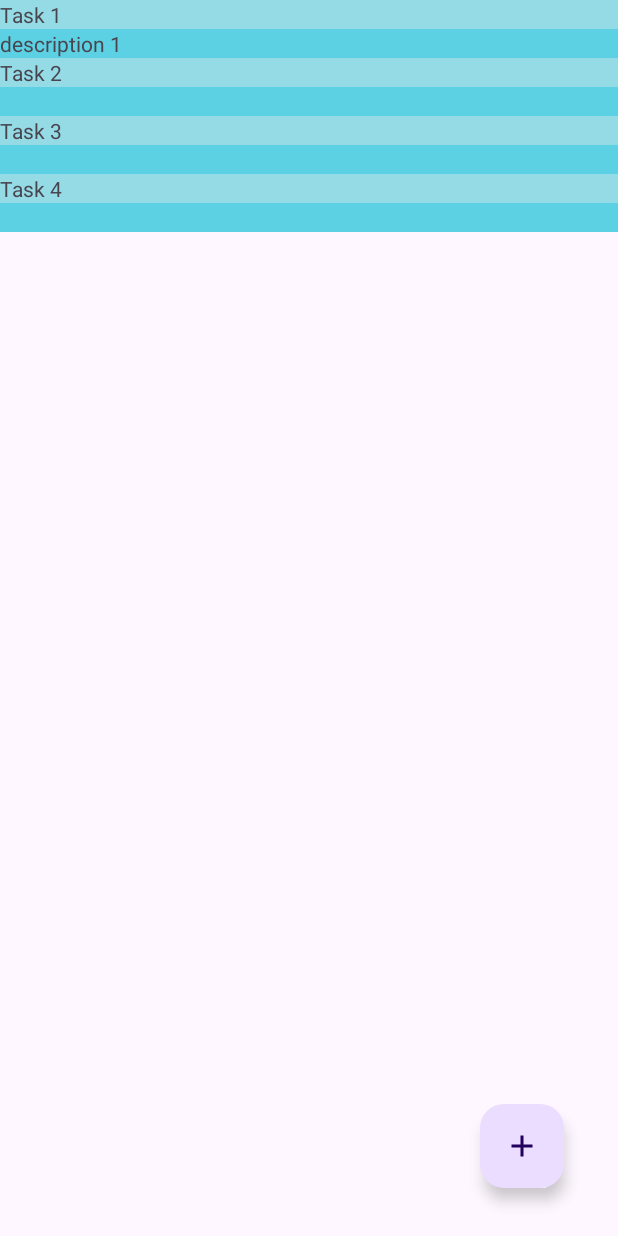
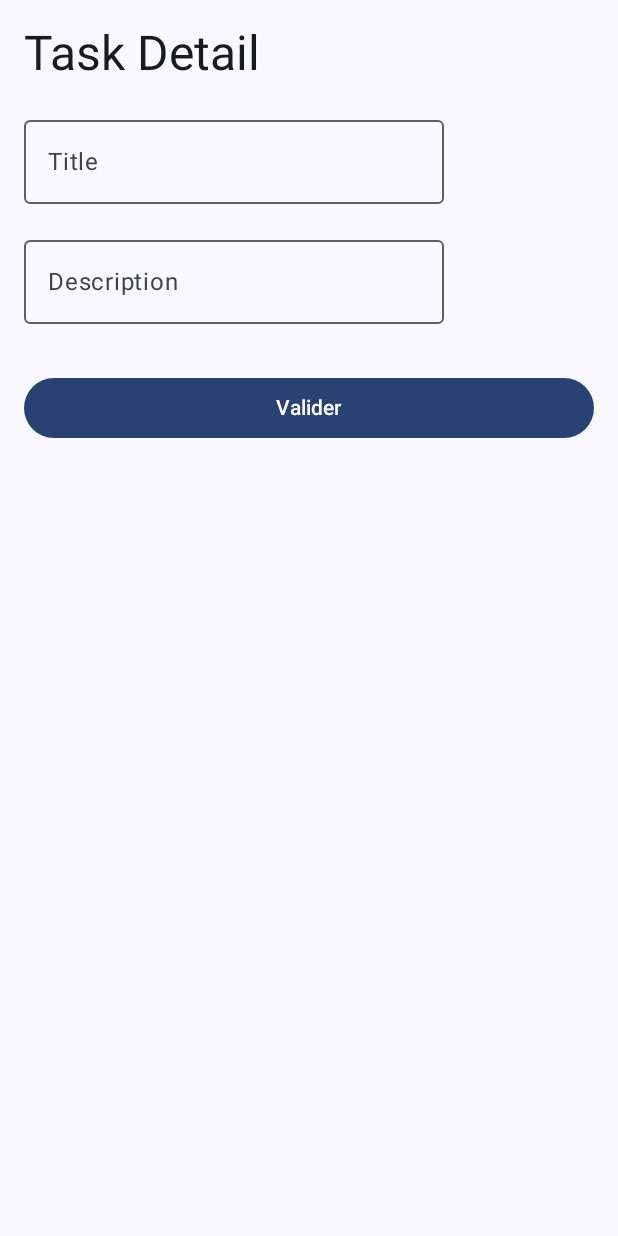
Before and after one commit to pierreprudh/DMIA, an Android app built with Jetpack Compose: the screen it shows after launch (MainActivity before the commit, DetailActivity after it), after a tap on an icon or button, on a phone screen of 412 x 824 dp. Run offline under Robolectric (Android 15) with nearby library versions, the phone set to English and light mode, and no system bars.

Commit message:
Ajout de task + suppression

```diff
--- a/app/src/main/AndroidManifest.xml
+++ b/app/src/main/AndroidManifest.xml
@@ -13,6 +13,11 @@
         android:theme="@style/Theme.TodoPierre"
         tools:targetApi="31">
         <activity
+            android:name=".detail.DetailActivity"
+            android:exported="false"
+            android:label="@string/title_activity_detail"
+            android:theme="@style/Theme.TodoPierre" />
+        <activity
             android:name=".MainActivity"
             android:exported="true">
             <intent-filter>
--- /dev/null
+++ b/app/src/main/java/com/pp/todopierre/detail/DetailActivity.kt
@@ -0,0 +1,99 @@
+package com.pp.todopierre.detail
+
+import android.os.Bundle
+import androidx.activity.ComponentActivity
+import androidx.activity.compose.setContent
+import androidx.compose.foundation.layout.Arrangement
+import androidx.compose.foundation.layout.Column
+import androidx.compose.foundation.layout.fillMaxSize
+import androidx.compose.foundation.layout.fillMaxWidth
+import androidx.compose.foundation.layout.padding
+import androidx.compose.material3.Button
+import androidx.compose.material3.MaterialTheme
+import androidx.compose.material3.OutlinedTextField
+import androidx.compose.material3.Surface
+import androidx.compose.material3.Text
+import androidx.compose.runtime.Composable
+import androidx.compose.runtime.getValue
+import androidx.compose.runtime.mutableStateOf
+import androidx.compose.runtime.remember
+import androidx.compose.runtime.setValue
+import androidx.compose.ui.Modifier
+import androidx.compose.ui.tooling.preview.Preview
+import androidx.compose.ui.unit.dp
+import com.pp.todopierre.detail.ui.theme.TodoPierreTheme
+import com.pp.todopierre.list.Task
+import java.util.UUID
+
+class DetailActivity : ComponentActivity() {
+    override fun onCreate(savedInstanceState: Bundle?) {
+        super.onCreate(savedInstanceState)
+
+        val inittask = intent.getSerializableExtra("task") as Task? ?: Task(id = UUID.randomUUID().toString(), title = "", description = "")
+
+        setContent {
+            TodoPierreTheme {
+                // A surface container using the 'background' color from the theme
+                Surface(
+                    modifier = Modifier.fillMaxSize(),
+                    color = MaterialTheme.colorScheme.background
+                ) {
+                    Detail(onValidate = {task ->
+                        intent.putExtra("task", task)
+                        setResult(RESULT_OK, intent )
+                        finish()
+                    },
+                        initTask = inittask
+                    )
+                }
+            }
+        }
+    }
+}
+
+@Composable
+fun Detail(modifier: Modifier = Modifier, onValidate: (Task) -> Unit, initTask : Task) {
+
+    var task by remember { mutableStateOf(initTask)}
+
+    Column(
+        modifier = Modifier
+            .padding(16.dp),
+            verticalArrangement = Arrangement.spacedBy(16.dp)
+    ) {
+        Text(
+            text = "Task Detail",
+            modifier = modifier,
+            style = MaterialTheme.typography.headlineLarge
+        )
+
+        OutlinedTextField(
+            value = task.title ?: "",
+            onValueChange = { task = task.copy(title = it) },
+            label = { Text("Title") }
+        )
+
+        OutlinedTextField(
+            value = task.description ?: "",
+            onValueChange = { task = task.copy(description = it) },
+            label = { Text("Description") },
+        )
+
+        Button(
+            onClick = {onValidate(Task(task.id,task.title, task.description))},
+            modifier = Modifier
+                .fillMaxWidth()
+                .padding(vertical = 16.dp)
+        ) {
+            Text(text = "Valider", )
+        }
+    }
+}
+
+@Preview(showBackground = true)
+@Composable
+fun DetailPreview() {
+    TodoPierreTheme {
+        Detail(onValidate = {}, initTask = Task(id = "prout", title = "pas important"))
+    }
+}
--- /dev/null
+++ b/app/src/main/java/com/pp/todopierre/detail/ui/theme/Color.kt
@@ -0,0 +1,11 @@
+package com.pp.todopierre.detail.ui.theme
+
+import androidx.compose.ui.graphics.Color
+
+val Purple80 = Color(0xFFD0BCFF)
+val PurpleGrey80 = Color(0xFFCCC2DC)
+val Pink80 = Color(0xFFEFB8C8)
+
+val Purple40 = Color(0xFF6650a4)
+val PurpleGrey40 = Color(0xFF625b71)
+val Pink40 = Color(0xFF7D5260)
--- /dev/null
+++ b/app/src/main/java/com/pp/todopierre/detail/ui/theme/Theme.kt
@@ -0,0 +1,70 @@
+package com.pp.todopierre.detail.ui.theme
+
+import android.app.Activity
+import android.os.Build
+import androidx.compose.foundation.isSystemInDarkTheme
+import androidx.compose.material3.MaterialTheme
+import androidx.compose.material3.darkColorScheme
+import androidx.compose.material3.dynamicDarkColorScheme
+import androidx.compose.material3.dynamicLightColorScheme
+import androidx.compose.material3.lightColorScheme
+import androidx.compose.runtime.Composable
+import androidx.compose.runtime.SideEffect
+import androidx.compose.ui.graphics.toArgb
+import androidx.compose.ui.platform.LocalContext
+import androidx.compose.ui.platform.LocalView
+import androidx.core.view.WindowCompat
+
+private val DarkColorScheme = darkColorScheme(
+    primary = Purple80,
+    secondary = PurpleGrey80,
+    tertiary = Pink80
+)
+
+private val LightColorScheme = lightColorScheme(
+    primary = Purple40,
+    secondary = PurpleGrey40,
+    tertiary = Pink40
+
+    /* Other default colors to override
+    background = Color(0xFFFFFBFE),
+    surface = Color(0xFFFFFBFE),
+    onPrimary = Color.White,
+    onSecondary = Color.White,
+    onTertiary = Color.White,
+    onBackground = Color(0xFF1C1B1F),
+    onSurface = Color(0xFF1C1B1F),
+    */
+)
+
+@Composable
+fun TodoPierreTheme(
+    darkTheme: Boolean = isSystemInDarkTheme(),
+    // Dynamic color is available on Android 12+
+    dynamicColor: Boolean = true,
+    content: @Composable () -> Unit
+) {
+    val colorScheme = when {
+        dynamicColor && Build.VERSION.SDK_INT >= Build.VERSION_CODES.S -> {
+            val context = LocalContext.current
+            if (darkTheme) dynamicDarkColorScheme(context) else dynamicLightColorScheme(context)
+        }
+
+        darkTheme -> DarkColorScheme
+        else -> LightColorScheme
+    }
+    val view = LocalView.current
+    if (!view.isInEditMode) {
+        SideEffect {
+            val window = (view.context as Activity).window
+            window.statusBarColor = colorScheme.primary.toArgb()
+            WindowCompat.getInsetsController(window, view).isAppearanceLightStatusBars = darkTheme
+        }
+    }
+
+    MaterialTheme(
+        colorScheme = colorScheme,
+        typography = Typography,
+        content = content
+    )
+}
--- /dev/null
+++ b/app/src/main/java/com/pp/todopierre/detail/ui/theme/Type.kt
@@ -0,0 +1,34 @@
+package com.pp.todopierre.detail.ui.theme
+
+import androidx.compose.material3.Typography
+import androidx.compose.ui.text.TextStyle
+import androidx.compose.ui.text.font.FontFamily
+import androidx.compose.ui.text.font.FontWeight
+import androidx.compose.ui.unit.sp
+
+// Set of Material typography styles to start with
+val Typography = Typography(
+    bodyLarge = TextStyle(
+        fontFamily = FontFamily.Default,
+        fontWeight = FontWeight.Normal,
+        fontSize = 16.sp,
+        lineHeight = 24.sp,
+        letterSpacing = 0.5.sp
+    )
+    /* Other default text styles to override
+    titleLarge = TextStyle(
+        fontFamily = FontFamily.Default,
+        fontWeight = FontWeight.Normal,
+        fontSize = 22.sp,
+        lineHeight = 28.sp,
+        letterSpacing = 0.sp
+    ),
+    labelSmall = TextStyle(
+        fontFamily = FontFamily.Default,
+        fontWeight = FontWeight.Medium,
+        fontSize = 11.sp,
+        lineHeight = 16.sp,
+        letterSpacing = 0.5.sp
+    )
+    */
+)
--- a/app/src/main/java/com/pp/todopierre/list/Task.kt
+++ b/app/src/main/java/com/pp/todopierre/list/Task.kt
@@ -1,7 +1,9 @@
 package com.pp.todopierre.list
+
+import java.io.Serializable
 
 data class Task(
     val id: String,
     val title: String,
     val description: String = ""
-)
+) : Serializable
--- a/app/src/main/java/com/pp/todopierre/list/TaskListAdapter.kt
+++ b/app/src/main/java/com/pp/todopierre/list/TaskListAdapter.kt
@@ -3,17 +3,28 @@ package com.pp.todopierre.list
 import android.view.LayoutInflater
 import android.view.View
 import android.view.ViewGroup
+import android.widget.ImageButton
 import android.widget.TextView
+import androidx.recyclerview.widget.DiffUtil
+import androidx.recyclerview.widget.ListAdapter
 import androidx.recyclerview.widget.RecyclerView
 import com.pp.todopierre.R
 
-class TaskListAdapter : RecyclerView.Adapter<TaskListAdapter.TaskViewHolder>() {
 
-    var currentList: List<Task> = emptyList()
+object TaskDiffCallback : DiffUtil.ItemCallback<Task>() {
+    override fun areItemsTheSame(oldItem: Task, newItem: Task) : Boolean {
+        return oldItem.id == newItem.id// comparaison: est-ce la même "entité" ? => même id?
+    }
 
-    override fun getItemCount(): Int {
-        return currentList.count()
+    override fun areContentsTheSame(oldItem: Task, newItem: Task) : Boolean {
+        return oldItem == newItem// comparaison: est-ce le même "contenu" ? => mêmes valeurs? (avec data class: simple égalité)
     }
+}
+class TaskListAdapter : ListAdapter<Task, TaskListAdapter.TaskViewHolder>(TaskDiffCallback) {
+
+    var onClickDelete: (Task) -> Unit = {}
+
+    var onClickEdit: (Task) -> Unit = {}
 
     override fun onCreateViewHolder(parent: ViewGroup, viewType: Int): TaskViewHolder {
         return TaskViewHolder(LayoutInflater.from(parent.context).inflate(R.layout.item_task, parent, false))
@@ -31,6 +42,15 @@ class TaskListAdapter : RecyclerView.Adapter<TaskListAdapter.TaskViewHolder>() {
         fun bind(task: Task) {
             taskTitleTextView.text = task.title
             taskDescriptionTextView.text = task.description
+
+            itemView.findViewById<ImageButton>(R.id.buttondelete).setOnClickListener {
+                onClickDelete(task)
+            }
+
+            itemView.findViewById<ImageButton>(R.id.buttonedit).setOnClickListener {
+                onClickEdit(task)
+            }
         }
+
     }
 }
--- a/app/src/main/java/com/pp/todopierre/list/TaskListFragment.kt
+++ b/app/src/main/java/com/pp/todopierre/list/TaskListFragment.kt
@@ -1,14 +1,16 @@
 package com.pp.todopierre.list
 
+import android.content.Intent
 import android.os.Bundle
 import android.view.LayoutInflater
 import android.view.View
 import android.view.ViewGroup
+import androidx.activity.result.contract.ActivityResultContracts
 import androidx.fragment.app.Fragment
 import androidx.recyclerview.widget.RecyclerView
 import com.google.android.material.floatingactionbutton.FloatingActionButton
 import com.pp.todopierre.R
-import java.util.UUID
+import com.pp.todopierre.detail.DetailActivity
 
 class TaskListFragment : Fragment() {
 
@@ -19,6 +21,17 @@ class TaskListFragment : Fragment() {
         Task(id = "id_2", title = "Task 2"),
         Task(id = "id_3", title = "Task 3")
     )
+
+    val createTask = registerForActivityResult(ActivityResultContracts.StartActivityForResult()) { result ->
+        val task = result.data?.getSerializableExtra("task") as Task?
+        if (task != null) {
+            taskList = taskList + task
+            adapter.submitList(taskList)
+        }
+    }
+
+    val editTask = registerForActivityResult(ActivityResultContracts.StartActivityForResult()) { result ->
+    }
 
     override fun onCreateView(
         inflater: LayoutInflater,
@@ -32,17 +45,33 @@ class TaskListFragment : Fragment() {
     override fun onViewCreated(view: View, savedInstanceState: Bundle?) {
         super.onViewCreated(view, savedInstanceState)
 
-        adapter.currentList = taskList
+        val intent = Intent(context, DetailActivity::class.java)
+
+        adapter.submitList(taskList)
 
         val recyclerView = view.findViewById<RecyclerView>(R.id.recyclerView)
         recyclerView.adapter = adapter
 
         view.findViewById<FloatingActionButton>(R.id.fab).setOnClickListener{
-            val newTask = Task(id = UUID.randomUUID().toString(), title = "Task ${taskList.size + 1}")
+
+            /*val taskID = UUID.randomUUID().toString()
+            val newTask = Task(id = taskID, title = "Task ${taskList.size + 1}")
             taskList = taskList + newTask
-            adapter.currentList = taskList
-            adapter.notifyDataSetChanged()
+            adapter.submitList(taskList)*/
+
+            createTask.launch(intent)
         }
 
+
+        adapter.onClickDelete = { task ->
+            taskList = taskList - task
+            adapter.submitList(taskList)
+        }
+
+        adapter.onClickDelete = { task ->
+            intent.putExtra("task", task)
+            editTask.launch(intent)
+        }
     }
+
 }
--- a/app/src/main/res/values/strings.xml
+++ b/app/src/main/res/values/strings.xml
@@ -1,3 +1,5 @@
 <resources>
     <string name="app_name">TodoPierre</string>
+    <string name="title_activity_main">MainActivity</string>
+    <string name="title_activity_detail">DetailActivity</string>
 </resources>
```
Also changed, not shown: app/build.gradle.kts (+29 -0 lines), app/src/main/res/layout/item_task.xml (+25 -0 lines).
